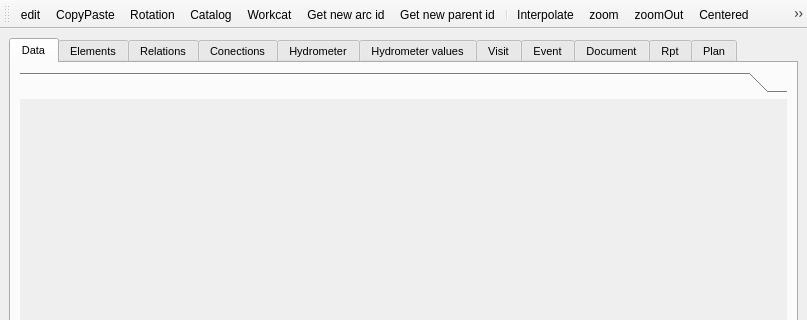
The window that ui/info_feature.ui (Giswater/giswater_qgis_plugin) describes before a commit, drawn with Qt 5; both pictures show x 0 to 807 and y 0 to 320 of the 807 by 601 pixel window.
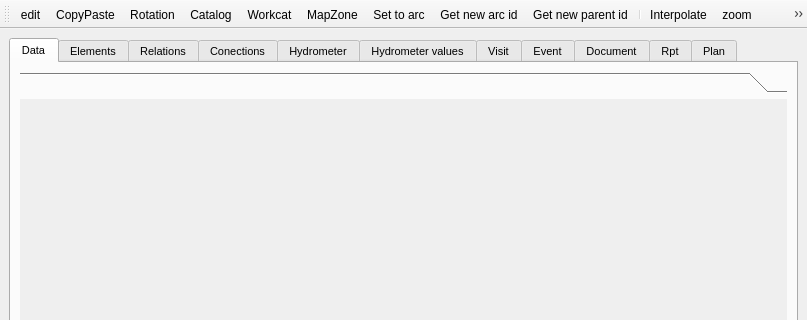
The same window after the commit. Icons and pictures are not drawn.

Commit message: Added two new actions to info_feature

```diff
--- a/ui/info_feature.ui
+++ b/ui/info_feature.ui
@@ -971,6 +971,8 @@
    <addaction name="actionRotation"/>
    <addaction name="actionCatalog"/>
    <addaction name="actionWorkcat"/>
+   <addaction name="actionMapZone"/>
+   <addaction name="actionSetToArc"/>
    <addaction name="actionGetArcId"/>
    <addaction name="actionGetParentId"/>
    <addaction name="separator"/>
@@ -1168,6 +1170,16 @@
     <string>Get new parent id</string>
    </property>
   </action>
+  <action name="actionSetToArc">
+   <property name="text">
+    <string>Set to arc</string>
+   </property>
+  </action>
+  <action name="actionMapZone">
+   <property name="text">
+    <string>MapZone</string>
+   </property>
+  </action>
  </widget>
  <tabstops>
   <tabstop>tab_main</tabstop>
```
The commit also changes 3 other files.
